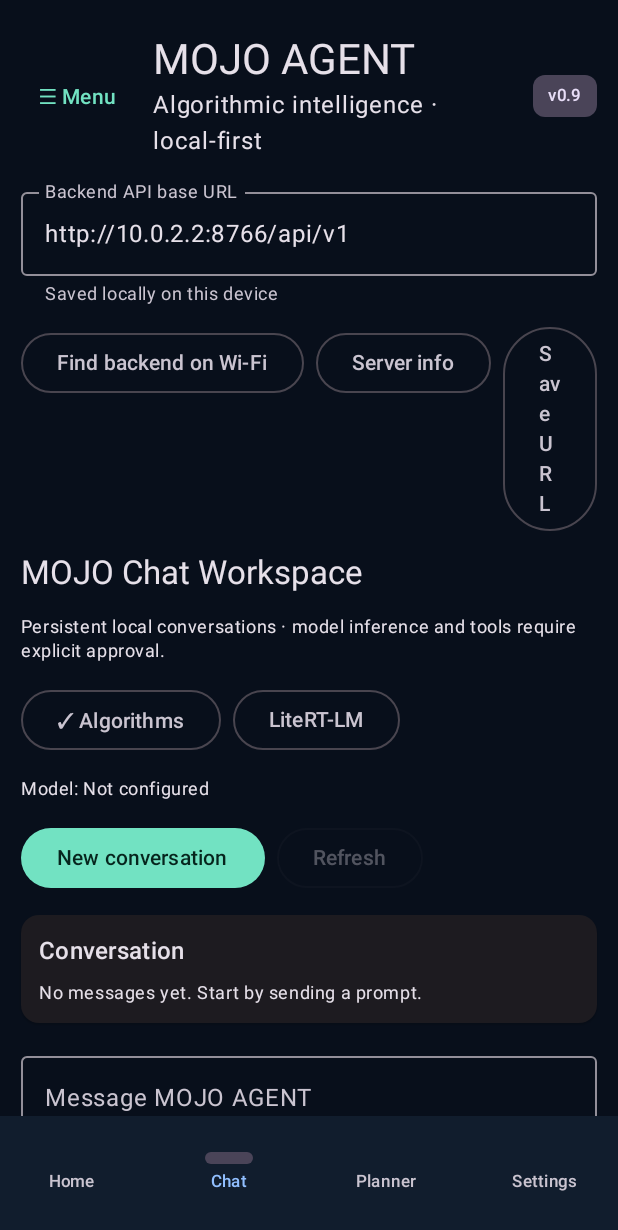
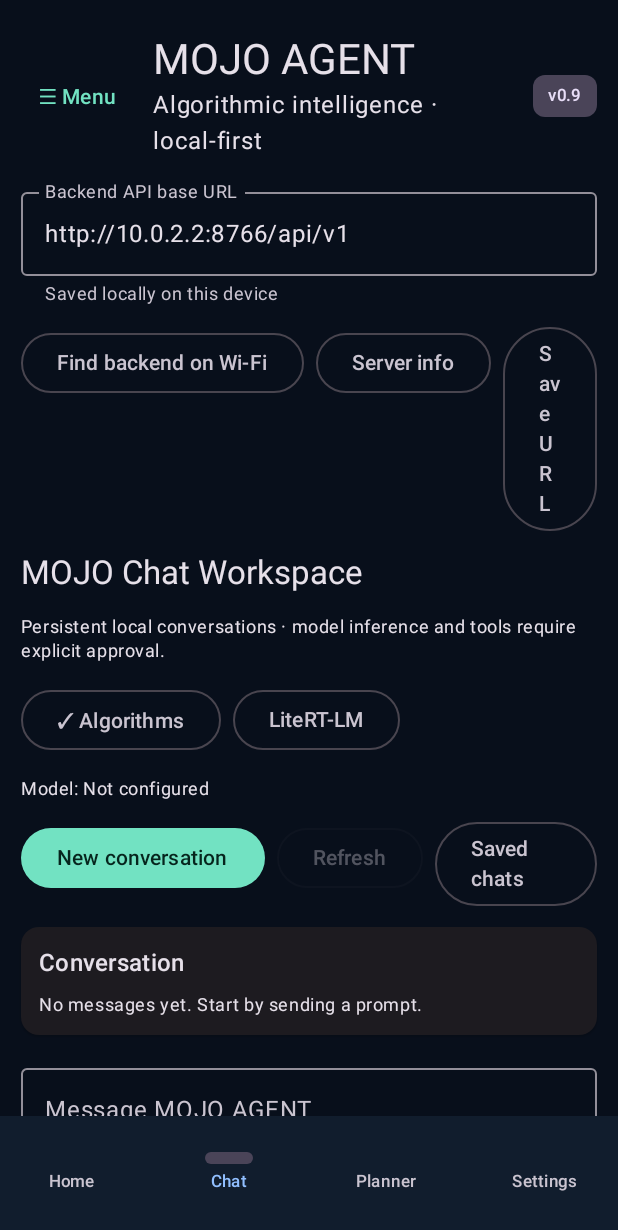
Before and after one commit to abdulraheemnohri/MOJO-AGENT-, an Android app built with Jetpack Compose: the screen it shows after launch (MainActivity), item 2 of the bottom bar chosen, on a phone screen of 412 x 824 dp. Shown: the top 1230 px of the screen. Run offline under Robolectric (Android 15) with nearby library versions, the phone set to English and light mode, and no system bars.

Commit message:
Add Android saved conversation list and switching

```diff
--- a/android/app/src/main/java/org/mojoagent/app/MainActivity.kt
+++ b/android/app/src/main/java/org/mojoagent/app/MainActivity.kt
@@ -175,6 +175,7 @@ fun MojoApp(call: (String, String, String, String?, (String) -> Unit) -> Unit, d
   var chatMode by remember { mutableStateOf("algorithms") }
   var chatDraft by remember { mutableStateOf("") }
   var chatHistory by remember { mutableStateOf(listOf<Pair<String,String>>()) }
+  var chatSessions by remember { mutableStateOf(listOf<Pair<String,String>>()) }
   var chatApproval by remember { mutableStateOf(false) }
   var chatToolName by remember { mutableStateOf("calculator") }
   var chatToolInput by remember { mutableStateOf("2+2") }
@@ -199,6 +200,11 @@ fun MojoApp(call: (String, String, String, String?, (String) -> Unit) -> Unit, d
      for (i in 0 until items.length()) { val item = items.getJSONObject(i); parsed.add(item.optString("role") to item.optString("content")) }
      chatHistory = parsed
     } catch (_: Exception) { output = raw }
+   }
+  }
+  fun refreshChatSessions() {
+   call(base, "/chat/conversations?limit=50", "GET", null) { raw ->
+    try { val items = JSONObject(raw).optJSONArray("items") ?: JSONArray(); val parsed = mutableListOf<Pair<String,String>>(); for (i in 0 until items.length()) { val item = items.getJSONObject(i); parsed.add(item.optString("id") to item.optString("title")) }; chatSessions = parsed } catch (_: Exception) { output = raw }
    }
   }
   fun createChatConversation() {
@@ -290,6 +296,8 @@ fun MojoApp(call: (String, String, String, String?, (String) -> Unit) -> Unit, d
      Row(horizontalArrangement = Arrangement.spacedBy(8.dp)) {
       Button(onClick = { createChatConversation() }, enabled = !busy && (chatMode == "algorithms" || (runtimeEnabled && modelPath.isNotBlank()))) { Text("New conversation") }
       OutlinedButton(onClick = { if (chatConversationId.isNotBlank()) refreshChatMessages(chatConversationId) }, enabled = !busy && chatConversationId.isNotBlank()) { Text("Refresh") }
+     OutlinedButton(onClick = { refreshChatSessions() }, enabled = !busy) { Text("Saved chats") }
+     chatSessions.forEach { (id, title) -> OutlinedButton(onClick = { chatConversationId = id; refreshChatMessages(id) }, modifier = Modifier.fillMaxWidth()) { Text(title + " · " + id.take(8), maxLines = 1) } }
      }
      if (chatConversationId.isNotBlank()) Text("Conversation ID: " + chatConversationId.take(12), style = MaterialTheme.typography.labelSmall)
      ElevatedCard(Modifier.fillMaxWidth()) { Column(Modifier.padding(12.dp), verticalArrangement = Arrangement.spacedBy(8.dp)) {
```
